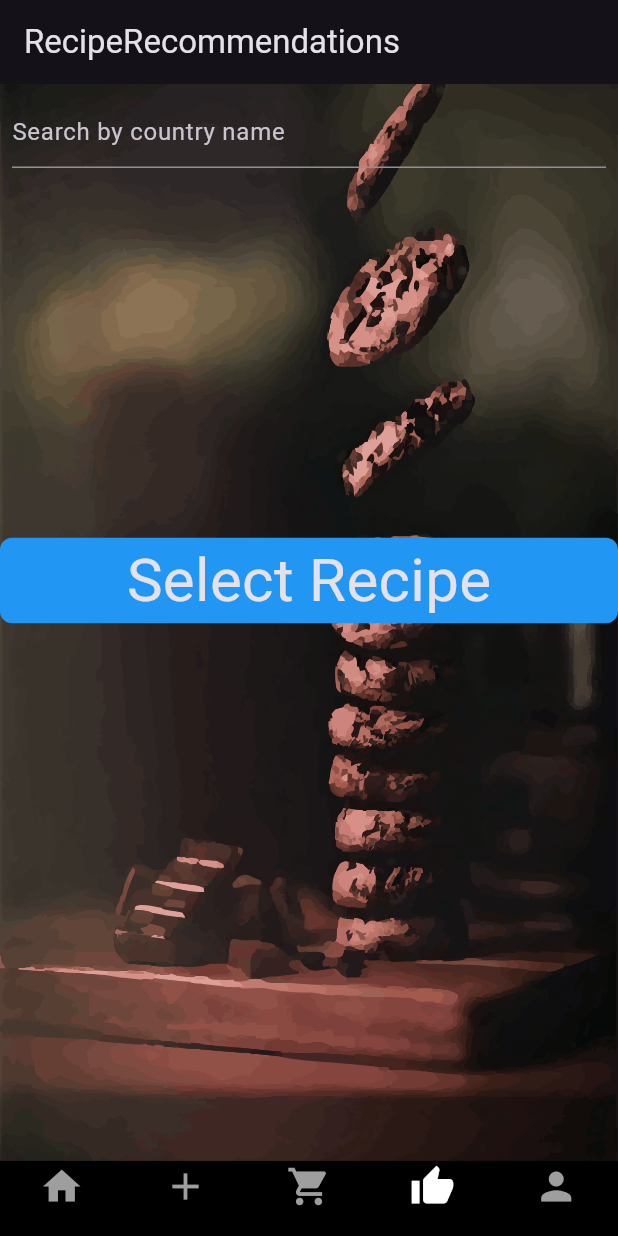
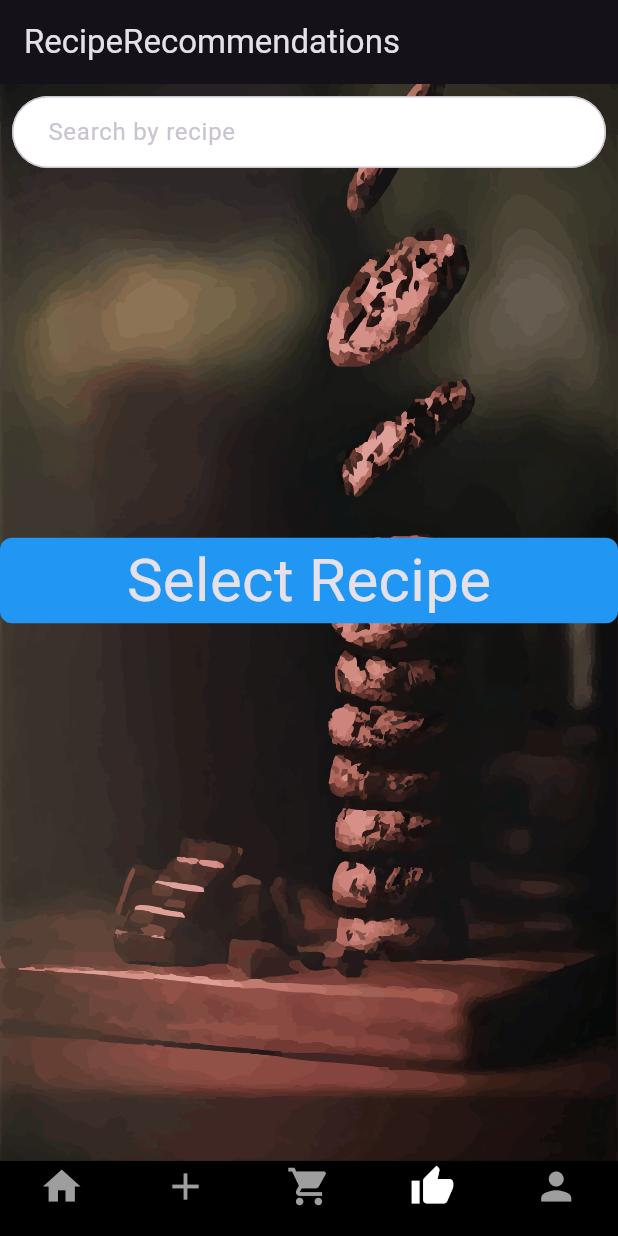
Before and after one commit to romeovasil/proiect_chs, a Flutter app: the screen it shows once a user with an empty profile is signed in, swiped to page 4, on a phone screen of 412 x 824 dp. Run offline on Flutter 3.47's test engine with Material 3 defaults, Android fonts, the phone set to English and light mode, and no system bars; drawn by our look-alikes of searchfield; our stand-ins replace cloud_firestore, firebase_auth, firebase_core, firebase_storage, flutter_svg, image_picker; accounts and stored records are empty.

Commit message:
improve RecommendationPage

```diff
--- a/lib/screens/recommendation_screen.dart
+++ b/lib/screens/recommendation_screen.dart
@@ -85,6 +85,12 @@ class _SearchFieldSampleState extends State<SearchFieldSample> {
     });
   }
 
+  final suggestionDecoration = SuggestionDecoration(
+    color: Colors.blueAccent,
+    border: Border.all(color: Colors.orange),
+    borderRadius: BorderRadius.circular(20),
+  );
+
   var suggestions = <String>[];
   @override
   Widget build(BuildContext context) {
@@ -114,13 +120,13 @@ class _SearchFieldSampleState extends State<SearchFieldSample> {
                             .toList(),
                         suggestionState: Suggestion.hidden,
                         controller: _searchController,
-                        hint: 'Search by country name',
+                        hint: 'Search by recipe',
                         maxSuggestionsInViewPort: 4,
                         itemHeight: 45,
                         textCapitalization: TextCapitalization.words,
                         validator: (x) {
                           if (x!.isEmpty || !containsRecipe(x)) {
-                            return 'Please Enter a valid Country';
+                            return 'Please enter a valid recipe';
                           }
                           return null;
                         },
@@ -133,6 +139,31 @@ class _SearchFieldSampleState extends State<SearchFieldSample> {
                           getRecipeRecommendationStream();
                           focus.unfocus();
                         },
+                        scrollbarDecoration: ScrollbarDecoration(),
+                        searchInputDecoration: InputDecoration(
+                          focusedBorder: OutlineInputBorder(
+                            borderRadius: BorderRadius.circular(24),
+                            borderSide: const BorderSide(
+                              width: 1,
+                              color: Colors.orange,
+                              style: BorderStyle.solid,
+                            ),
+                          ),
+                          border: OutlineInputBorder(
+                            borderRadius: BorderRadius.circular(24),
+                            borderSide: const BorderSide(
+                              width: 1,
+                              color: Colors.black,
+                              style: BorderStyle.solid,
+                            ),
+                          ),
+                          fillColor: Colors.white,
+                          filled: true,
+                          contentPadding: const EdgeInsets.symmetric(
+                            horizontal: 20,
+                          ),
+                        ),
+                        suggestionsDecoration: suggestionDecoration,
                       ),
                     ),
                   ),
```
